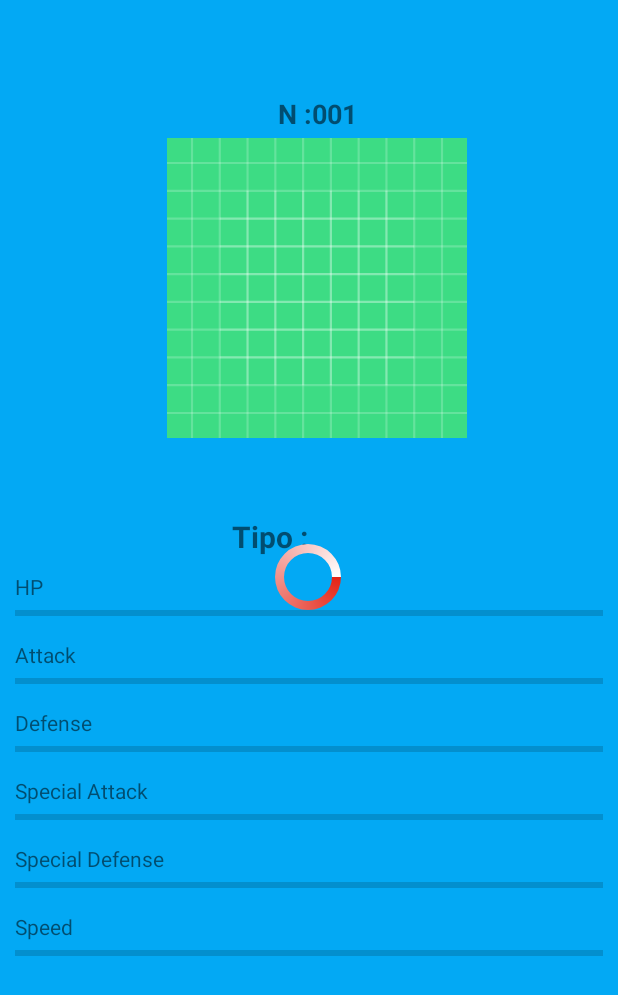
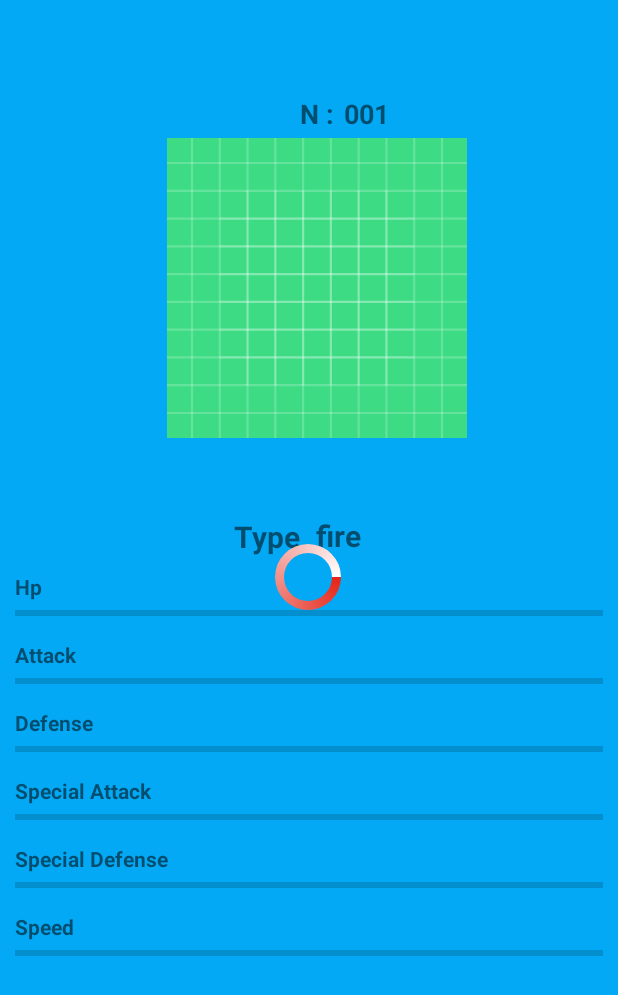
Before and after one commit to Alexlesk27/Pokedex2, an Android app: the layout fragment_details.xml on its own in the app's theme, with its tools: preview values and no code run, on a phone screen of 412 x 824 dp. Shown: the top 995 px of the screen. Run offline under Robolectric (Android 15) with nearby library versions, the phone set to English and light mode, and no system bars.

Commit message:
refactor code

```diff
--- a/app/src/main/java/com/example/pokedex/ApiRest/PokemonApi.kt
+++ b/app/src/main/java/com/example/pokedex/ApiRest/PokemonApi.kt
@@ -14,5 +14,4 @@ interface PokemonApi {
     suspend fun getDetails(
         @Path("name") name :String
     ):PokemonResult
-
 }
--- a/app/src/main/java/com/example/pokedex/features/details/PokemonDetailsViewModel.kt
+++ b/app/src/main/java/com/example/pokedex/features/details/PokemonDetailsViewModel.kt
@@ -28,7 +28,7 @@ class PokemonDetailsViewModel(
                         _pokemonDetail.value = ListState.Success(pokemonResponse)
                     }
                     is ResponseState.Error -> {
-                        _pokemonDetail.value = ListState.Error()
+                        _pokemonDetail.value = ListState.Error(it.error.message)
                     }
                 }
             }
--- a/app/src/main/java/com/example/pokedex/features/home/HomeAdapter.kt
+++ b/app/src/main/java/com/example/pokedex/features/home/HomeAdapter.kt
@@ -8,6 +8,7 @@ import androidx.recyclerview.widget.ListAdapter
 import androidx.recyclerview.widget.RecyclerView
 import com.example.pokedex.databinding.ItemPokemonBinding
 import com.example.pokedex.model.Pokemon
+import com.squareup.picasso.Picasso
 
 class HomeAdapter(
     private var context: Context,
@@ -22,6 +23,7 @@ class HomeAdapter(
 
     override fun onBindViewHolder(holder: HomeViewHolder, position: Int) {
         holder.bind(getItem(position))
+
     }
 
     inner class HomeViewHolder(private val binding: ItemPokemonBinding) :
@@ -30,8 +32,7 @@ class HomeAdapter(
 
         fun bind(pokemon: Pokemon) {
             name.text = pokemon.name
-
-            binding.root.setOnClickListener {
+            binding.image.setOnClickListener {
                 onclick(pokemon)
             }
        }
--- a/app/src/main/java/com/example/pokedex/features/home/HomeViewModel.kt
+++ b/app/src/main/java/com/example/pokedex/features/home/HomeViewModel.kt
@@ -18,7 +18,6 @@ class HomeViewModel(
     private var _pokemon = MutableStateFlow<ListState<List<Pokemon>>>(ListState.New)
     val pokemon: StateFlow<ListState<List<Pokemon>>> = _pokemon.asStateFlow()
 
-
 init {
     getPokemon()
 }
@@ -34,7 +33,7 @@ init {
                        _pokemon.value = ListState.Success(pokemonResponse.pokemon)
                    }
                    is ResponseState.Error->{
-                       _pokemon.value = ListState.Error()
+                       _pokemon.value = ListState.Error(it.error.message)
                    }
                }
            }
--- a/app/src/main/java/com/example/pokedex/model/ListStates.kt
+++ b/app/src/main/java/com/example/pokedex/model/ListStates.kt
@@ -2,7 +2,7 @@ package com.example.pokedex.model
 
 sealed class ListState<out T>{
     data class Success<out T>(val value: T) : ListState<T>()
-    data class Error(val errorId: Int = -1) : ListState<Nothing>()
+    data class Error(val error: String? = null) : ListState<Nothing>()
     object Empty : ListState<Nothing>()
     object Loading : ListState<Nothing>()
     object New : ListState<Nothing>()
--- a/app/src/main/java/com/example/pokedex/model/PokemonResponse.kt
+++ b/app/src/main/java/com/example/pokedex/model/PokemonResponse.kt
@@ -5,5 +5,4 @@ import com.google.gson.annotations.SerializedName
 data class PokemonResponse(
     @SerializedName("results")
     val pokemon: List<Pokemon>,
-    val pokemonsResult: PokemonResult
 )
--- a/app/src/main/java/com/example/pokedex/model/Type.kt
+++ b/app/src/main/java/com/example/pokedex/model/Type.kt
@@ -1,6 +1,8 @@
 package com.example.pokedex.model
 
+import com.google.gson.annotations.SerializedName
+
 data class Type(
-    val slot: Int,
-    var type: TypeX
+    @SerializedName("slot") val slot: Int,
+    @SerializedName("type") var type: TypeX
 )
--- a/app/src/main/res/layout/fragment_details.xml
+++ b/app/src/main/res/layout/fragment_details.xml
@@ -15,13 +15,13 @@
             android:layout_width="wrap_content"
             android:layout_height="wrap_content"
             android:layout_marginBottom="4dp"
-            android:text="N : "
+            android:text="@string/id_pokemon_title"
             android:textSize="18sp"
             android:textStyle="bold"
             app:layout_constraintEnd_toEndOf="@id/image_pokemon_details"
             app:layout_constraintBottom_toTopOf="@id/image_pokemon_details"
             app:layout_constraintStart_toStartOf="@id/image_pokemon_details"
-            tools:text="N :001"
+
             tools:ignore="MissingConstraints" />
 
         <TextView
@@ -30,11 +30,14 @@
             android:layout_height="wrap_content"
             android:layout_marginStart="20dp"
             android:layout_marginBottom="4dp"
+            android:textSize="18sp"
+            android:textStyle="bold"
             app:layout_constraintBottom_toTopOf="@id/image_pokemon_details"
             app:layout_constraintEnd_toEndOf="@id/image_pokemon_details"
-            app:layout_constraintHorizontal_bias="0.0"
+            app:layout_constraintHorizontal_bias="0.15"
             app:layout_constraintStart_toStartOf="@id/id_pokemon_title"
-            tools:ignore="MissingConstraints" />
+            tools:ignore="MissingConstraints"
+            tools:text="001" />
 
         <ImageView
             android:id="@+id/image_pokemon_details"
@@ -52,7 +55,7 @@
             android:layout_width="wrap_content"
             android:layout_height="wrap_content"
             android:layout_marginTop="52dp"
-            android:text="Tipo :"
+            android:text="@string/type_title"
             android:textSize="20sp"
             android:textStyle="bold"
             app:layout_constraintEnd_toEndOf="@id/image_pokemon_details"
@@ -68,10 +71,11 @@
             android:textSize="20sp"
             android:textStyle="bold"
             app:layout_constraintEnd_toEndOf="@id/image_pokemon_details"
-            app:layout_constraintHorizontal_bias="0.0"
+            app:layout_constraintHorizontal_bias="0.131"
             app:layout_constraintStart_toEndOf="@id/type_title"
             app:layout_constraintTop_toBottomOf="@id/name_pokemon"
-            tools:ignore="MissingConstraints" />
+            tools:ignore="MissingConstraints"
+            tools:text="fire" />
 
         <TextView
             android:id="@+id/name_pokemon"
@@ -91,7 +95,8 @@
             android:layout_height="wrap_content"
             android:layout_marginStart="10dp"
             android:layout_marginTop="10dp"
-            android:text="Speed"
+            android:textStyle="bold"
+            android:text="@string/speed_title"
             app:layout_constraintStart_toStartOf="parent"
             app:layout_constraintTop_toBottomOf="@id/progressBarspDefense" />
 
@@ -101,7 +106,8 @@
             android:layout_height="wrap_content"
             android:layout_marginStart="10dp"
             android:layout_marginTop="10dp"
-            android:text="HP"
+            android:text="@string/hp_title"
+            android:textStyle="bold"
             app:layout_constraintStart_toStartOf="parent"
             app:layout_constraintTop_toBottomOf="@id/type_title" />
 
@@ -122,6 +128,7 @@
             android:layout_width="wrap_content"
             android:layout_height="wrap_content"
             android:layout_marginEnd="10dp"
+            android:textStyle="bold"
             app:layout_constraintBottom_toTopOf="@id/progressBarHP"
             app:layout_constraintEnd_toEndOf="parent" />
 
@@ -131,7 +138,8 @@
             android:layout_height="wrap_content"
             android:layout_marginStart="10dp"
             android:layout_marginTop="10dp"
-            android:text="Attack"
+            android:textStyle="bold"
+            android:text="@string/attack_title"
             app:layout_constraintStart_toStartOf="parent"
             app:layout_constraintTop_toBottomOf="@id/progressBarHP" />
 
@@ -160,7 +168,8 @@
             android:layout_height="wrap_content"
             android:layout_marginStart="10dp"
             android:layout_marginTop="10dp"
-            android:text="Defense"
+            android:textStyle="bold"
+            android:text="@string/defense_title"
             app:layout_constraintStart_toStartOf="parent"
             app:layout_constraintTop_toBottomOf="@id/progressBarAttack" />
 
@@ -189,7 +198,8 @@
             android:layout_height="wrap_content"
             android:layout_marginStart="10dp"
             android:layout_marginTop="10dp"
-            android:text="Special Attack"
+            android:textStyle="bold"
+            android:text="@string/especial_attack"
             app:layout_constraintStart_toStartOf="parent"
             app:layout_constraintTop_toBottomOf="@id/progressBarDefense" />
 
@@ -218,7 +228,8 @@
             android:layout_height="wrap_content"
             android:layout_marginStart="10dp"
             android:layout_marginTop="10dp"
-            android:text="Special Defense"
+            android:textStyle="bold"
+            android:text="@string/especial_defense"
             app:layout_constraintStart_toStartOf="parent"
             app:layout_constraintTop_toBottomOf="@id/progressBarspAttack" />
 
--- a/app/src/main/res/layout/item_pokemon.xml
+++ b/app/src/main/res/layout/item_pokemon.xml
@@ -23,9 +23,9 @@
                 android:layout_height="wrap_content"
                 android:layout_below="@id/image"
                 android:layout_centerHorizontal="true"
-                android:text="name pokemon"
+                android:fontFamily="@font/silkscreenbold"
+                tools:text="name pokemon"
                 android:textAlignment="center"
-                android:fontFamily="@font/silkscreenbold"
                 android:textColor="#F44336"
                 android:textSize="20sp"
                 tools:ignore="HardcodedText,SpUsage" />
--- a/app/src/main/res/values/strings.xml
+++ b/app/src/main/res/values/strings.xml
@@ -1,3 +1,18 @@
 <resources>
+
     <string name="app_name">Pokedex</string>
+
+    <!--    DetailsFragment-->
+    <string name="pokemon_error_details">Error</string>
+
+    <!-- DetailsLayoutsStrigs   -->
+    <string name="id_pokemon_title">N : </string>
+    <string name="type_title">Type</string>
+    <string name="speed_title">Speed</string>
+    <string name="hp_title">Hp</string>
+    <string name="attack_title">Attack</string>
+    <string name="defense_title">Defense</string>
+    <string name="especial_attack">Special Attack</string>
+    <string name="especial_defense">Special Defense</string>
+
 </resources>
--- a/app/src/main/res/values/themes.xml
+++ b/app/src/main/res/values/themes.xml
@@ -6,7 +6,7 @@
         <item name="colorPrimaryVariant">@color/white</item>
         <item name="colorOnPrimary">@color/white</item>
         <!-- Secondary brand color. -->
-        <item name="colorSecondary">@color/teal_200</item>
+        <item name="colorSecondary">#FF5722</item>
         <item name="colorSecondaryVariant">@color/teal_700</item>
         <item name="colorOnSecondary">@color/black</item>
         <!-- Status bar color. -->
```
Also changed, not shown: app/src/main/java/com/example/pokedex/features/details/DetailsFragment.kt (+17 -7 lines), app/src/main/java/com/example/pokedex/features/home/HomeFragment.kt (+3 -5 lines), app/src/main/java/com/example/pokedex/model/Home.kt (+8 -5 lines), app/src/main/java/com/example/pokedex/model/Other.kt (+5 -3 lines), app/src/main/java/com/example/pokedex/model/Pokemon.kt (+5 -6 lines), app/src/main/java/com/example/pokedex/model/PokemonResult.kt (+6 -5 lines), app/src/main/java/com/example/pokedex/model/Sprites.kt (+11 -9 lines), app/src/main/java/com/example/pokedex/model/TypeX.kt (+6 -3 lines).
